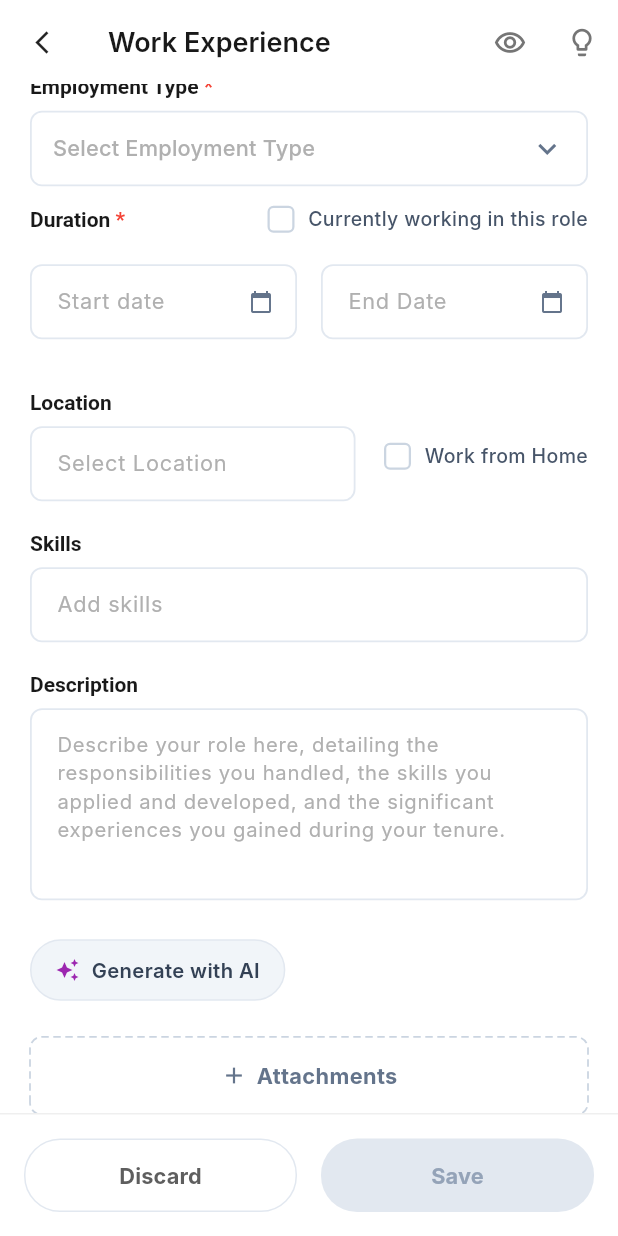
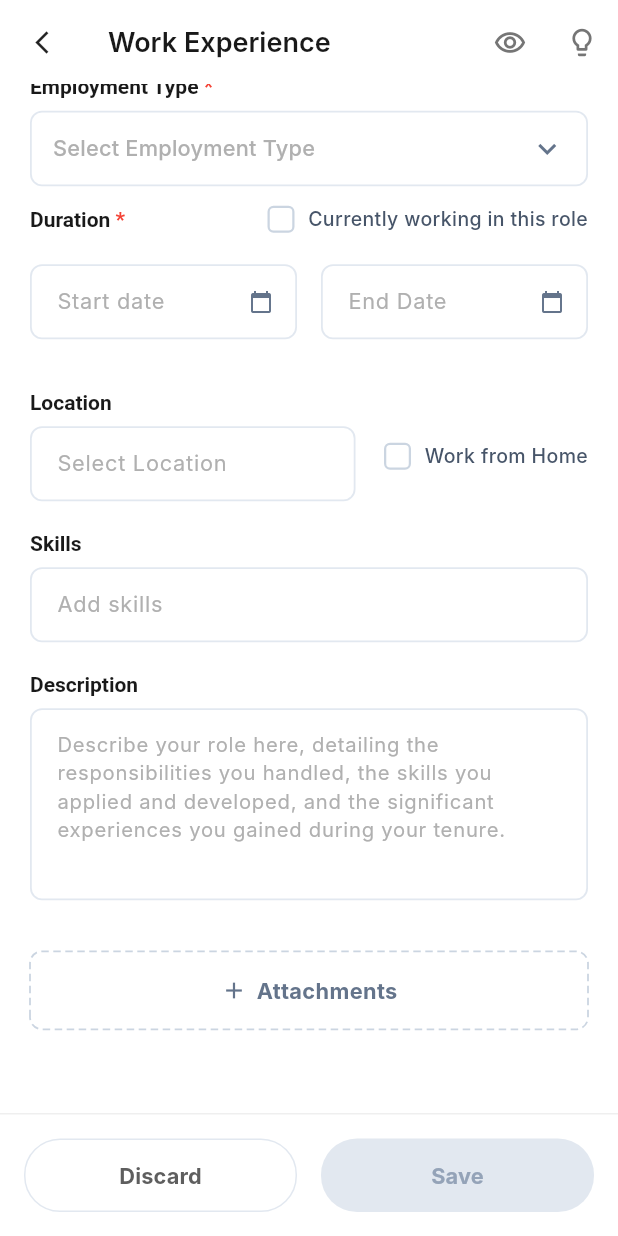
Before and after one commit to somraj-dev/Acadyk, a Flutter app: the SettingsWorkExperienceScreen screen opened directly, scrolled down 296 dp, on a phone screen of 412 x 824 dp. Run offline on Flutter 3.47's test engine with Material 3 defaults, Android fonts, the phone set to English and light mode, and no system bars; our stand-ins replace image_picker, supabase_flutter; accounts and stored records are empty; network calls fail; Roboto replaces fonts that are missing (Inter).

Commit message:
feat: remove Generate with AI tags from Education and Work Experience screens

```diff
--- a/lib/features/profile/presentation/screens/settings_work_experience_screen.dart
+++ b/lib/features/profile/presentation/screens/settings_work_experience_screen.dart
@@ -252,41 +252,7 @@ class _SettingsWorkExperienceScreenState extends State<SettingsWorkExperienceScr
                     controller: _descriptionCtrl,
                     hint: 'Describe your role here, detailing the responsibilities you handled, the skills you applied and developed, and the significant experiences you gained during your tenure.',
                   ),
-                  const SizedBox(height: 16),
 
-                  // Generate with AI Button
-                  Align(
-                    alignment: Alignment.centerLeft,
-                    child: Container(
-                      decoration: BoxDecoration(
-                        color: const Color(0xFFF1F5F9),
-                        borderRadius: BorderRadius.circular(100),
-                        border: Border.all(color: const Color(0xFFE2E8F0), width: 1),
-                      ),
-                      child: InkWell(
-                        borderRadius: BorderRadius.circular(100),
-                        onTap: () {},
-                        child: Padding(
-                          padding: const EdgeInsets.symmetric(horizontal: 16, vertical: 10),
-                          child: Row(
-                            mainAxisSize: MainAxisSize.min,
-                            children: const [
-                              Icon(Icons.auto_awesome, size: 16, color: Colors.purple),
-                              SizedBox(width: 8),
-                              Text(
-                                'Generate with AI',
-                                style: TextStyle(
-                                  color: Color(0xFF334155),
-                                  fontWeight: FontWeight.w600,
-                                  fontSize: 13.5,
-                                ),
-                              ),
-                            ],
-                          ),
-                        ),
-                      ),
-                    ),
-                  ),
 
                   const SizedBox(height: 24),
 
```
Also changed, not shown: lib/features/profile/presentation/screens/settings_education_screen.dart (+0 -34 lines).
